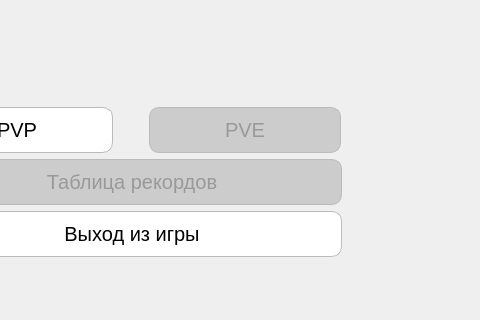
Qt form src/OffGame/InitWidget.ui (thehighestmath/sea_battle) before a commit; both pictures show x 216 to 696 and y 0 to 320 of the 696 by 537 pixel window.
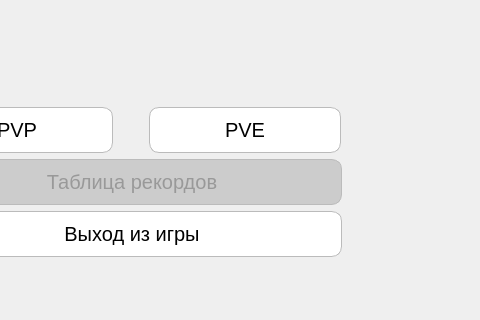
The same form after that commit.

Diff of the .ui file:
```diff
--- a/src/OffGame/InitWidget.ui
+++ b/src/OffGame/InitWidget.ui
@@ -83,7 +83,7 @@
         <item>
          <widget class="QPushButton" name="PVE">
           <property name="enabled">
-           <bool>false</bool>
+           <bool>true</bool>
           </property>
           <property name="styleSheet">
            <string notr="true">QPushButton{
```
